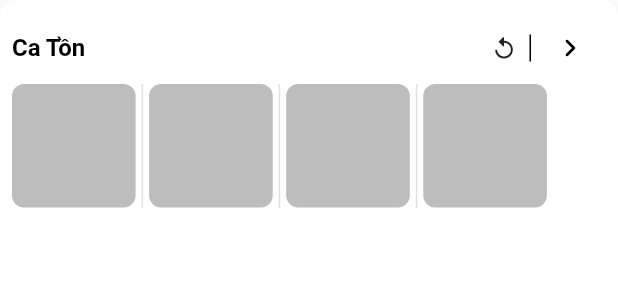
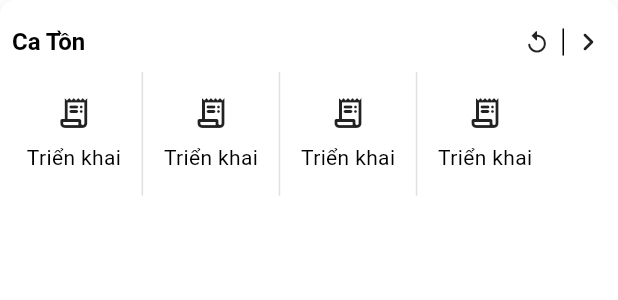
Before and after one commit to ptthien1012/flutter-base, a Flutter app: the ShiftHomeWidget widget shown alone on an empty page, opened directly, on a phone screen of 412 x 824 dp. Shown: the top 300 px of the screen. Run offline on Flutter 3.47's test engine with Material 3 defaults, Android fonts, the phone set to English and light mode, and no system bars; our stand-ins replace auto_route, bloc_concurrency, dartz, dio, easy_localization, equatable and 10 more; missing offline and left inert: awesome_dio_interceptor, dio_smart_retry, replay_bloc; generated files the repository leaves out were written again; Roboto replaces fonts that are missing (Clash Grotesk); statements that could not run were skipped; project files that could hold a hidden picture were left out.

Commit message:
save code

```diff
--- a/lib/view/screen/home_page/widget/shift_home_widget.dart
+++ b/lib/view/screen/home_page/widget/shift_home_widget.dart
@@ -3,6 +3,7 @@ import 'package:flutter/material.dart';
 import 'package:flutter/widgets.dart';
 import 'package:flutter_base/config/router/main_router.route.dart';
 import 'package:flutter_base/core/core.dart';
+import 'package:flutter_base/view/screen/calendar_page/calendar_page.dart';
 
 class ShiftHomeWidget extends StatelessWidget {
   const ShiftHomeWidget({super.key});
@@ -25,7 +26,9 @@ class ShiftHomeWidget extends StatelessWidget {
       ),
       child: Column(
         children: [
-          Row(
+          Padding(
+            padding: const EdgeInsets.symmetric(vertical: 8),
+            child: Row(
               children: [
                 Text(
                   "Ca Tồn",
@@ -46,18 +49,19 @@ class ShiftHomeWidget extends StatelessWidget {
                   color: Colors.black,
                 ),
                 const SizedBox(
-                width: 2,
+                  width: 4,
                 ),
-              IconButton(
-                onPressed: () async {
+                GestureDetector(
+                  onTap: () async {
                     await context.router.push(const CalendarRoute());
                   },
-                icon: const Icon(
+                  child: const Icon(
                     Icons.keyboard_arrow_right_rounded,
                     size: 24,
                   ),
-              )
+                ),
               ],
+            ),
           ),
           Container(
             height: context.screenWidth * 0.2,
@@ -80,16 +84,22 @@ class ShiftHomeWidget extends StatelessWidget {
                   return Container(
                     width: context.screenWidth * 0.2,
                     height: context.screenWidth * 0.2,
-                    decoration: BoxDecoration(
-                        color: Colors.grey.shade400,
-                        borderRadius:
-                            const BorderRadius.all(Radius.circular(8))),
+                    child: Column(
+                      mainAxisAlignment: MainAxisAlignment.center,
+                      children: [
+                        Icon(
+                          Icons.receipt_long_rounded,
+                          size: 24,
+                        ),
+                        const SizedBox(
+                          height: 8,
+                        ),
+                        Text("Triển khai")
+                      ],
+                    ),
                   );
                 }),
           ),
-          const SizedBox(
-            height: 8,
-          )
         ],
       ),
     );
--- a/lib/view/screen/shift_backlog_page/shift_backlog_page.dart
+++ b/lib/view/screen/shift_backlog_page/shift_backlog_page.dart
@@ -1,5 +1,6 @@
 import 'package:auto_route/auto_route.dart';
 import 'package:flutter/material.dart';
+import 'package:flutter_base/view/shared/calendar/app_calendar.dart';
 
 @RoutePage()
 class ShiftBacklogPage extends StatelessWidget {
@@ -11,9 +12,7 @@ class ShiftBacklogPage extends StatelessWidget {
       appBar: AppBar(
         title: Text('ShiftBacklogPage'),
       ),
-      body: const Center(
-        child: Text('ShiftBacklogPage'),
-      ),
+      body: const AppCalendar(),
     );
   }
 }
```
Also changed, not shown: lib/view/screen/home_page/home_page.dart (+2 -8 lines), lib/view/screen/home_page/widget/item_suggest_new_shift_widget.dart (added, +63 -0 lines), lib/view/screen/home_page/widget/suggest_new_shift_widget.dart (added, +58 -0 lines). Lines whose indentation alone changed are shown as unchanged.
